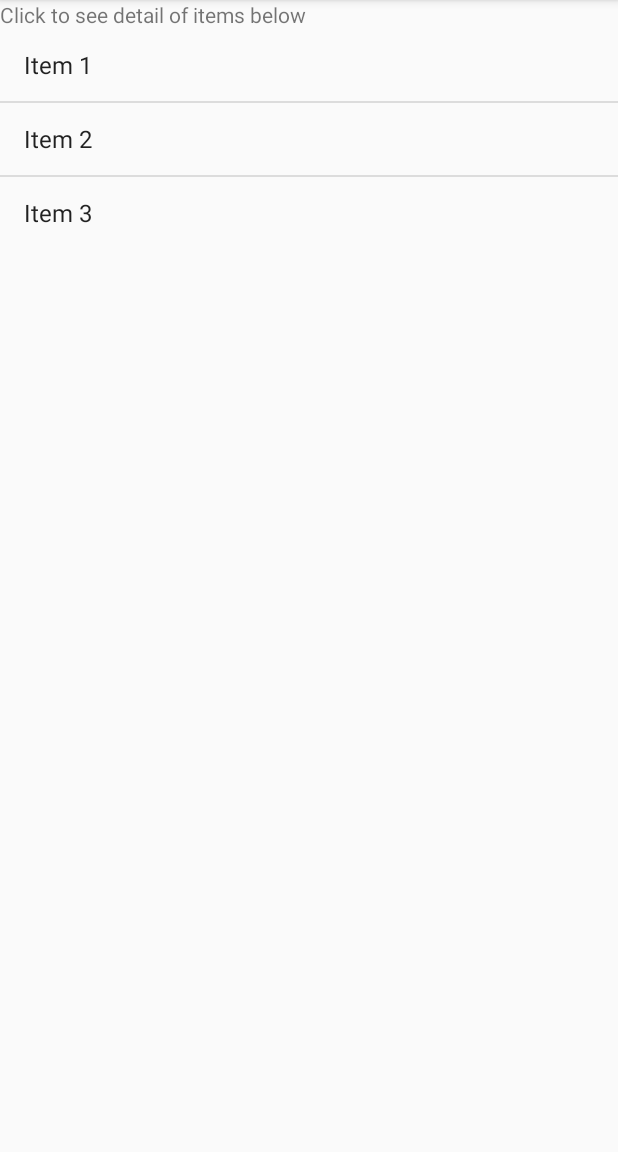
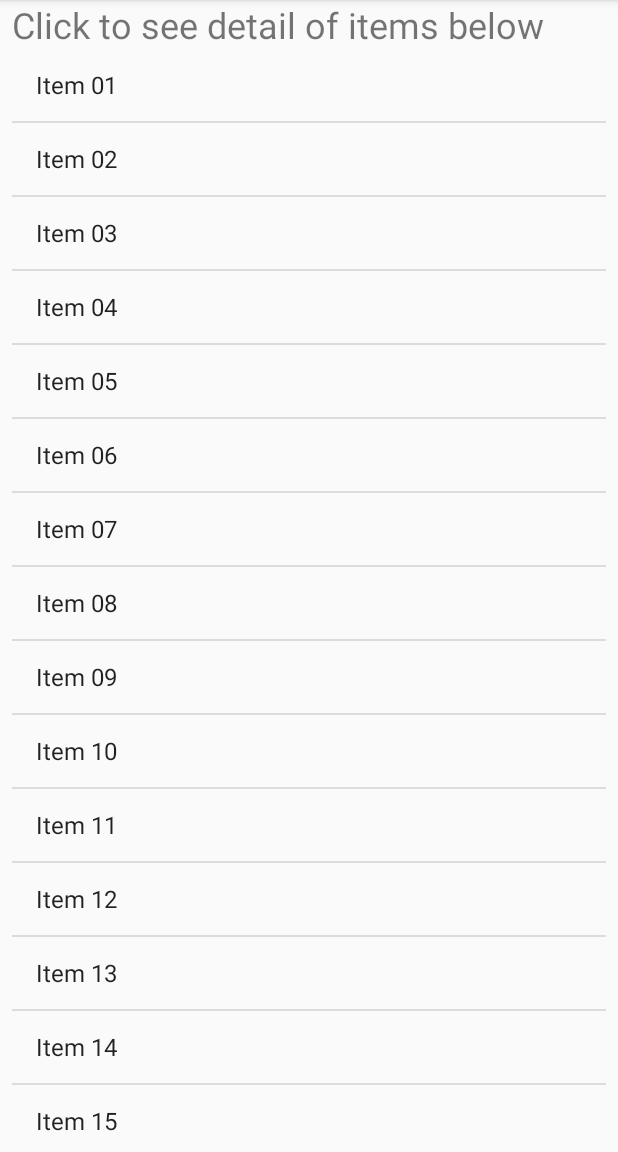
Before and after one commit to irwantokong/learn-tktpl-1706979303, an Android app: the screen it shows after launch (MainActivity), on a phone screen of 412 x 824 dp, the part 84-1236 px from its top. Run offline under Robolectric (Android 15) with nearby library versions, the phone set to English and light mode, and no system bars.

Commit message:
More dummy item and edit layout

```diff
--- a/app/src/main/java/id/ac/ui/cs/mobileprogramming/irwanto/lab4/data/ItemRepository.java
+++ b/app/src/main/java/id/ac/ui/cs/mobileprogramming/irwanto/lab4/data/ItemRepository.java
@@ -22,11 +22,10 @@ public class ItemRepository {
 
     public void createDummyItem() {
         items = new HashMap<String, Item>();
-        Item item1 = new Item("Item 1", "Description of item 1");
-        Item item2 = new Item("Item 2", "Description of item 2");
-        Item item3 = new Item("Item 3", "Description of item 3");
-        items.put("Item 1", item1);
-        items.put("Item 2", item2);
-        items.put("Item 3", item3);
+        for (int i = 1; i <= 20; i++) {
+            String name = String.format("Item %02d", i);
+            String desc = "Description of item " + i;
+            items.put(name, new Item(name, desc));
+        }
     }
 }
--- a/app/src/main/java/id/ac/ui/cs/mobileprogramming/irwanto/lab4/view/ItemDetailFragment.java
+++ b/app/src/main/java/id/ac/ui/cs/mobileprogramming/irwanto/lab4/view/ItemDetailFragment.java
@@ -26,7 +26,7 @@ public class ItemDetailFragment extends Fragment {
         view = inflater.inflate(R.layout.fragment_item_detail, container, false);
         itemViewModel = new ViewModelProvider(getActivity()).get(ItemViewModel.class);
 
-        itemViewModel.getSelectedItem().observe(this, new Observer<String>() {
+        itemViewModel.getSelectedItem().observe(getViewLifecycleOwner(), new Observer<String>() {
             @Override
             public void onChanged(String name) {
                 Item selectedItem = itemViewModel.getItem(name);
--- a/app/src/main/java/id/ac/ui/cs/mobileprogramming/irwanto/lab4/view/ItemListFragment.java
+++ b/app/src/main/java/id/ac/ui/cs/mobileprogramming/irwanto/lab4/view/ItemListFragment.java
@@ -13,7 +13,6 @@ import android.view.View;
 import android.view.ViewGroup;
 import android.widget.AdapterView;
 import android.widget.ArrayAdapter;
-import android.widget.Button;
 import android.widget.ListView;
 import android.widget.TextView;
 
--- a/app/src/main/res/layout/activity_main.xml
+++ b/app/src/main/res/layout/activity_main.xml
@@ -4,14 +4,16 @@
     xmlns:tools="http://schemas.android.com/tools"
     android:layout_width="match_parent"
     android:layout_height="match_parent"
-    android:orientation="horizontal"
+    android:orientation="vertical"
     tools:context=".MainActivity">
 
     <LinearLayout
         android:id="@+id/main_container"
         android:layout_width="match_parent"
         android:layout_height="wrap_content"
-        android:orientation="vertical">
+        android:orientation="vertical"
+        android:paddingRight="8dp"
+        android:paddingLeft="8dp">
 
     </LinearLayout>
 
--- a/app/src/main/res/layout/fragment_item_list.xml
+++ b/app/src/main/res/layout/fragment_item_list.xml
@@ -8,11 +8,12 @@
     <TextView
         android:layout_width="match_parent"
         android:layout_height="match_parent"
-        android:text="Click to see detail of items below" />
+        android:text="Click to see detail of items below"
+        android:textSize="24sp" />
 
     <ListView
         android:id="@+id/item_list"
-        android:layout_width="wrap_content"
+        android:layout_width="match_parent"
         android:layout_height="wrap_content" />
 
 </LinearLayout>
```
Also changed, not shown: app/src/main/res/layout/fragment_item_detail.xml (+8 -5 lines).
